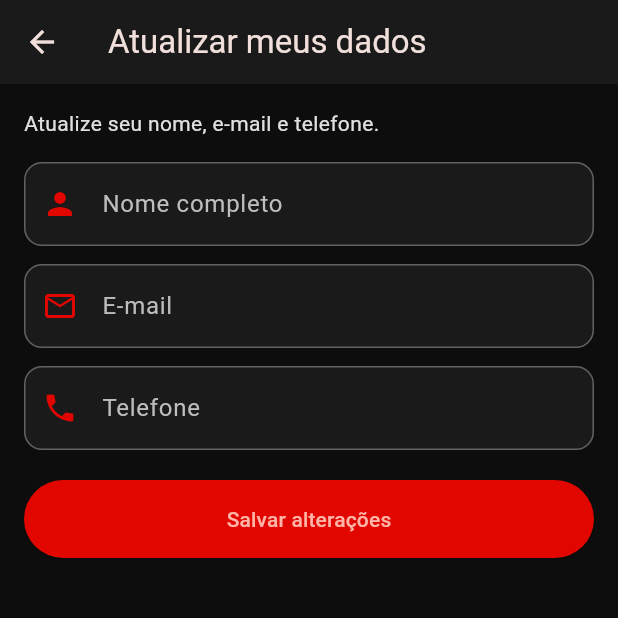
After one commit to YoshiStoshi/Eletiva-P2, a Flutter app: the screen it shows once a user with an empty profile is signed in, after a tap on the "person outline" icon, on a phone screen of 412 x 824 dp, the top half of it. The commit adds this screen. Run offline on Flutter 3.47's test engine with Material 3 defaults, Android fonts, the phone set to English and light mode, and no system bars; our stand-ins replace cloud_firestore, firebase_auth, firebase_core; accounts and stored records are empty; network calls fail.

Commit message:
Atulizacoes dos Funcionais

```diff
--- a/lib/Telas/Home.dart
+++ b/lib/Telas/Home.dart
@@ -9,6 +9,7 @@ import 'Treinos.dart';
 import 'Agendamento.dart';
 import 'Planos.dart';
 import 'Pesquisa.dart';
+import 'Perfil.dart';
 
 class Home extends StatefulWidget {
   const Home({super.key});
@@ -62,6 +63,17 @@ class _HomeState extends State<Home> {
           ],
         ),
         actions: [
+          // Perfil — editar dados privados
+          IconButton(
+            icon: Icon(Icons.person_outline, color: Colors.grey[400]),
+            tooltip: 'Meu Perfil',
+            onPressed: () {
+              Navigator.push(
+                context,
+                MaterialPageRoute(builder: (_) => const Perfil()),
+              );
+            },
+          ),
           // Sair — RF001
           IconButton(
             icon: Icon(Icons.logout, color: Colors.grey[400]),
@@ -109,14 +121,12 @@ class _HomeState extends State<Home> {
           ),
           NavigationDestination(
             icon: Icon(Icons.fitness_center_outlined, color: Colors.grey),
-            selectedIcon:
-                Icon(Icons.fitness_center, color: Color(0xFFE10600)),
+            selectedIcon: Icon(Icons.fitness_center, color: Color(0xFFE10600)),
             label: 'Treinos',
           ),
           NavigationDestination(
             icon: Icon(Icons.calendar_today_outlined, color: Colors.grey),
-            selectedIcon:
-                Icon(Icons.calendar_today, color: Color(0xFFE10600)),
+            selectedIcon: Icon(Icons.calendar_today, color: Color(0xFFE10600)),
             label: 'Agenda',
           ),
           NavigationDestination(
--- /dev/null
+++ b/lib/Telas/Perfil.dart
@@ -0,0 +1,187 @@
+// ignore_for_file: prefer_const_constructors
+import 'package:flutter/material.dart';
+import 'package:provider/provider.dart';
+import '../providers/Autentificacao.dart';
+
+class Perfil extends StatefulWidget {
+  const Perfil({super.key});
+
+  @override
+  State<Perfil> createState() => _PerfilState();
+}
+
+class _PerfilState extends State<Perfil> {
+  final _formKey = GlobalKey<FormState>();
+  final _nomeController = TextEditingController();
+  final _emailController = TextEditingController();
+  final _telefoneController = TextEditingController();
+  bool _salvando = false;
+  bool _iniciado = false;
+  String? _mensagem;
+
+  @override
+  void didChangeDependencies() {
+    super.didChangeDependencies();
+    if (!_iniciado) {
+      final auth = context.watch<AuthProvider>();
+      _nomeController.text = auth.name ?? '';
+      _emailController.text = auth.email ?? '';
+      _telefoneController.text = auth.phone ?? '';
+      _iniciado = true;
+    }
+  }
+
+  @override
+  void dispose() {
+    _nomeController.dispose();
+    _emailController.dispose();
+    _telefoneController.dispose();
+    super.dispose();
+  }
+
+  Future<void> _salvar() async {
+    if (!_formKey.currentState!.validate()) return;
+    setState(() {
+      _salvando = true;
+      _mensagem = null;
+    });
+
+    final auth = context.read<AuthProvider>();
+    final resultado = await auth.updateProfile(
+      name: _nomeController.text.trim(),
+      phone: _telefoneController.text.trim(),
+    );
+    setState(() {
+      _salvando = false;
+      _mensagem = resultado ?? 'Dados atualizados com sucesso!';
+    });
+
+    if (resultado == null) {
+      ScaffoldMessenger.of(context).showSnackBar(
+        SnackBar(content: Text('Dados atualizados com sucesso!')),
+      );
+    }
+  }
+
+  @override
+  Widget build(BuildContext context) {
+    return Scaffold(
+      backgroundColor: Color(0xFF0D0D0D),
+      appBar: AppBar(
+        backgroundColor: Color(0xFF1A1A1A),
+        elevation: 0,
+        title: Text('Atualizar meus dados'),
+      ),
+      body: SingleChildScrollView(
+        padding: EdgeInsets.all(16),
+        child: Form(
+          key: _formKey,
+          child: Column(
+            crossAxisAlignment: CrossAxisAlignment.stretch,
+            children: [
+              Text(
+                'Atualize seu nome, e-mail e telefone.',
+                style: TextStyle(color: Colors.grey[300], fontSize: 14),
+              ),
+              SizedBox(height: 16),
+              _campoTexto(
+                controller: _nomeController,
+                label: 'Nome completo',
+                icon: Icons.person,
+                validator: (value) {
+                  if (value == null || value.trim().isEmpty) {
+                    return 'Informe seu nome.';
+                  }
+                  return null;
+                },
+              ),
+              SizedBox(height: 12),
+              _campoTexto(
+                controller: _emailController,
+                label: 'E-mail',
+                icon: Icons.email_outlined,
+                keyboardType: TextInputType.emailAddress,
+                readOnly: true,
+                validator: null,
+              ),
+              SizedBox(height: 12),
+              _campoTexto(
+                controller: _telefoneController,
+                label: 'Telefone',
+                icon: Icons.phone,
+                keyboardType: TextInputType.phone,
+                validator: (value) {
+                  if (value == null || value.trim().isEmpty) {
+                    return 'Informe seu telefone.';
+                  }
+                  return null;
+                },
+              ),
+              SizedBox(height: 20),
+              ElevatedButton(
+                onPressed: _salvando ? null : _salvar,
+                style: ElevatedButton.styleFrom(
+                  backgroundColor: Color(0xFFE10600),
+                  padding: EdgeInsets.symmetric(vertical: 16),
+                ),
+                child: _salvando
+                    ? SizedBox(
+                        height: 18,
+                        width: 18,
+                        child: CircularProgressIndicator(
+                          color: Colors.white,
+                          strokeWidth: 2,
+                        ),
+                      )
+                    : Text('Salvar alterações'),
+              ),
+              if (_mensagem != null) ...[
+                SizedBox(height: 16),
+                Text(
+                  _mensagem!,
+                  style: TextStyle(
+                    color: _mensagem!.contains('sucesso')
+                        ? Colors.greenAccent
+                        : Colors.redAccent,
+                  ),
+                ),
+              ],
+            ],
+          ),
+        ),
+      ),
+    );
+  }
+
+  Widget _campoTexto({
+    required TextEditingController controller,
+    required String label,
+    required IconData icon,
+    TextInputType keyboardType = TextInputType.text,
+    String? Function(String?)? validator,
+    bool readOnly = false,
+  }) {
+    return TextFormField(
+      controller: controller,
+      keyboardType: keyboardType,
+      readOnly: readOnly,
+      validator: validator,
+      style: TextStyle(color: Colors.white),
+      decoration: InputDecoration(
+        labelText: label,
+        labelStyle: TextStyle(color: Colors.grey[400]),
+        prefixIcon: Icon(icon, color: Color(0xFFE10600)),
+        enabledBorder: OutlineInputBorder(
+          borderRadius: BorderRadius.circular(12),
+          borderSide: BorderSide(color: Colors.grey[700]!),
+        ),
+        focusedBorder: OutlineInputBorder(
+          borderRadius: BorderRadius.circular(12),
+          borderSide: BorderSide(color: Color(0xFFE10600)),
+        ),
+        filled: true,
+        fillColor: Color(0xFF1A1A1A),
+      ),
+    );
+  }
+}
```
Also changed, not shown: lib/Telas/ApiExercicios.dart (+56 -11 lines), lib/providers/Autentificacao.dart (+72 -14 lines), lib/services/api_service.dart (+48 -26 lines), 1 other file.
